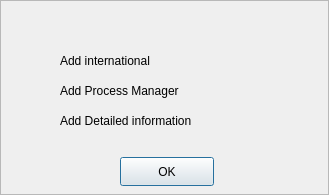
First picture: the form in src/messagedialog.ui, repository UbuntuKylin/youker-assistant, before the edit.
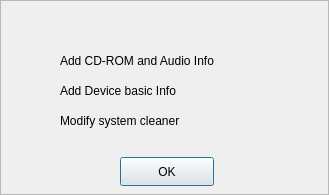
Second picture: the form after the edit. Icons and pictures are not drawn.

Commit message: modify English code about cleaner and Qt ui Class

```diff
--- a/src/messagedialog.ui
+++ b/src/messagedialog.ui
@@ -114,7 +114,7 @@
     </rect>
    </property>
    <property name="text">
-    <string>&lt;html&gt;&lt;head/&gt;&lt;body&gt;&lt;p&gt;Add international&lt;/p&gt;&lt;/body&gt;&lt;/html&gt;</string>
+    <string>&lt;html&gt;&lt;head/&gt;&lt;body&gt;&lt;p&gt;Add CD-ROM and Audio Info&lt;/p&gt;&lt;/body&gt;&lt;/html&gt;</string>
    </property>
   </widget>
   <widget class="QLabel" name="label_5">
@@ -127,7 +127,7 @@
     </rect>
    </property>
    <property name="text">
-    <string>&lt;html&gt;&lt;head/&gt;&lt;body&gt;&lt;p&gt;Add Process Manager&lt;/p&gt;&lt;/body&gt;&lt;/html&gt;</string>
+    <string>&lt;html&gt;&lt;head/&gt;&lt;body&gt;&lt;p&gt;Add Device basic Info&lt;/p&gt;&lt;/body&gt;&lt;/html&gt;</string>
    </property>
   </widget>
   <widget class="QLabel" name="label_6">
@@ -140,7 +140,7 @@
     </rect>
    </property>
    <property name="text">
-    <string>&lt;html&gt;&lt;head/&gt;&lt;body&gt;&lt;p&gt;Add Detailed information&lt;/p&gt;&lt;/body&gt;&lt;/html&gt;</string>
+    <string>&lt;html&gt;&lt;head/&gt;&lt;body&gt;&lt;p&gt;Modify system cleaner&lt;/p&gt;&lt;/body&gt;&lt;/html&gt;</string>
    </property>
   </widget>
   <widget class="QFrame" name="frame">
```
The commit also changes 24 other files.
